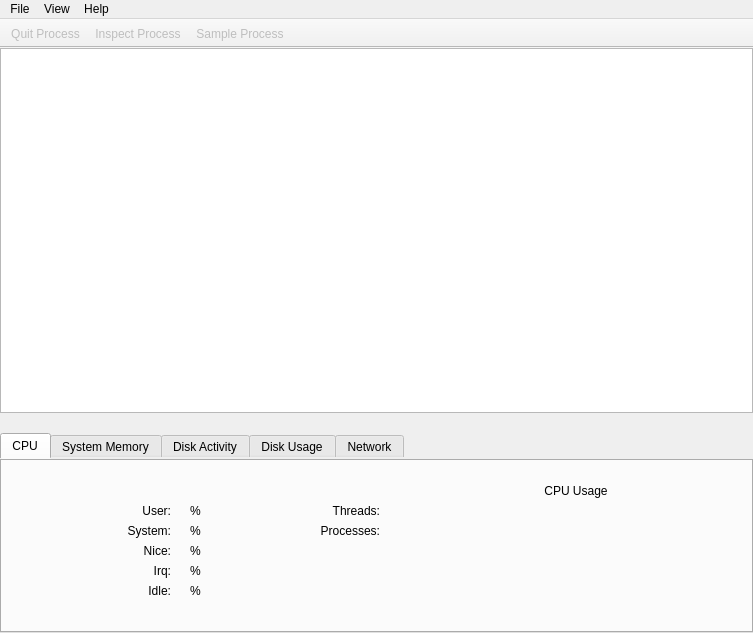
First picture: the form in Under Construction/Activity Monitor.app/Resources/main_window.ui, repository helloSystem/Utilities, before the edit.
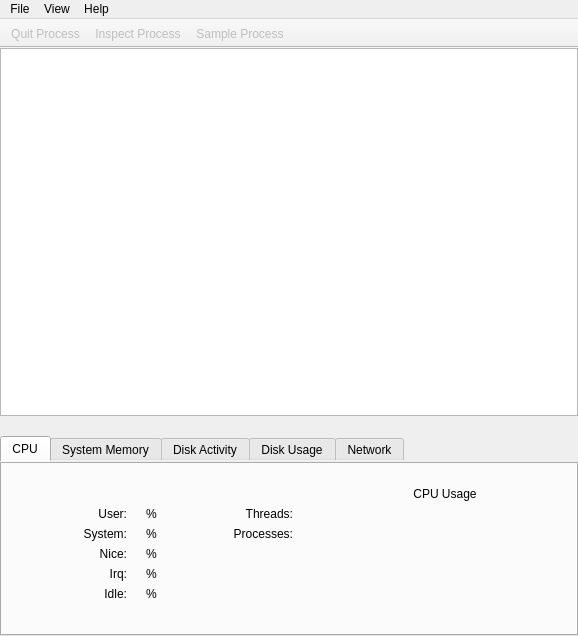
Second picture: the form after the edit. Icons and pictures are not drawn. Custom widgets are drawn as their Qt base class.

Commit message: Add Sample button

Patch:
```diff
--- a/Under Construction/Activity Monitor.app/Resources/main_window.ui
+++ b/Under Construction/Activity Monitor.app/Resources/main_window.ui
@@ -6,8 +6,8 @@
    <rect>
     <x>0</x>
     <y>0</y>
-    <width>753</width>
-    <height>633</height>
+    <width>578</width>
+    <height>636</height>
    </rect>
   </property>
   <property name="windowTitle">
@@ -2331,7 +2331,7 @@
     <rect>
      <x>0</x>
      <y>0</y>
-     <width>753</width>
+     <width>578</width>
      <height>24</height>
     </rect>
    </property>
```
Left out of the diff: 2 changed lines with no effect on the pictures. The commit also changes 7 other files.
